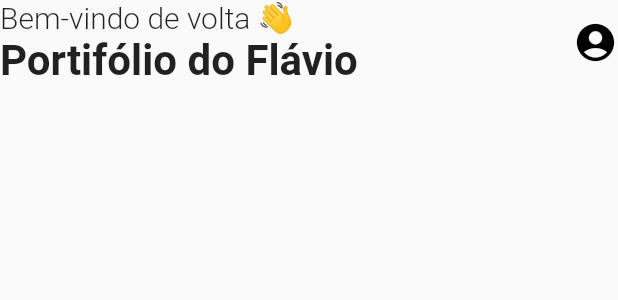
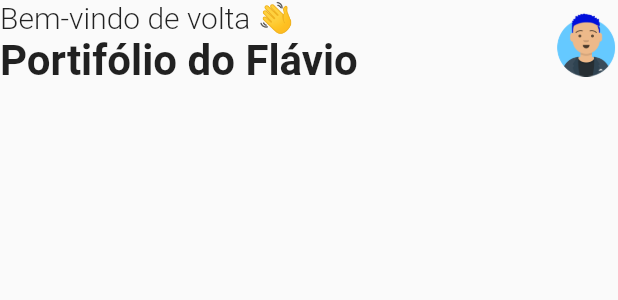
Before and after one commit to flavioms86/my_portifolio, a Flutter app: the Header widget shown alone on an empty page, opened directly, on a phone screen of 412 x 824 dp. Shown: the top 300 px of the screen. Run offline on Flutter 3.47's test engine with Material 2 defaults, Android fonts, the light colour scheme and no system bars; network calls fail.

Commit message:
Adicionado avatar no icone do cabeçalho

```diff
--- a/lib/widgets/Header/header.dart
+++ b/lib/widgets/Header/header.dart
@@ -24,11 +24,7 @@ class Header extends StatelessWidget {
             )
           ],
         ),
-        const Icon(
-          Icons.account_circle,
-          color: Colors.black,
-          size: 30,
-        ),
+        Image.asset("assets/img/avataaars.png", height: 45),
       ],
     );
   }
--- a/pubspec.yaml
+++ b/pubspec.yaml
@@ -58,9 +58,9 @@ flutter:
   uses-material-design: true
 
   # To add assets to your application, add an assets section, like this:
-  # assets:
-  #   - images/a_dot_burr.jpeg
-  #   - images/a_dot_ham.jpeg
+  assets:
+     - assets/
+     - assets/img/
 
   # An image asset can refer to one or more resolution-specific "variants", see
   # https://flutter.dev/assets-and-images/#resolution-aware
```
Also changed, not shown: assets/img/avataaars.png (added).
